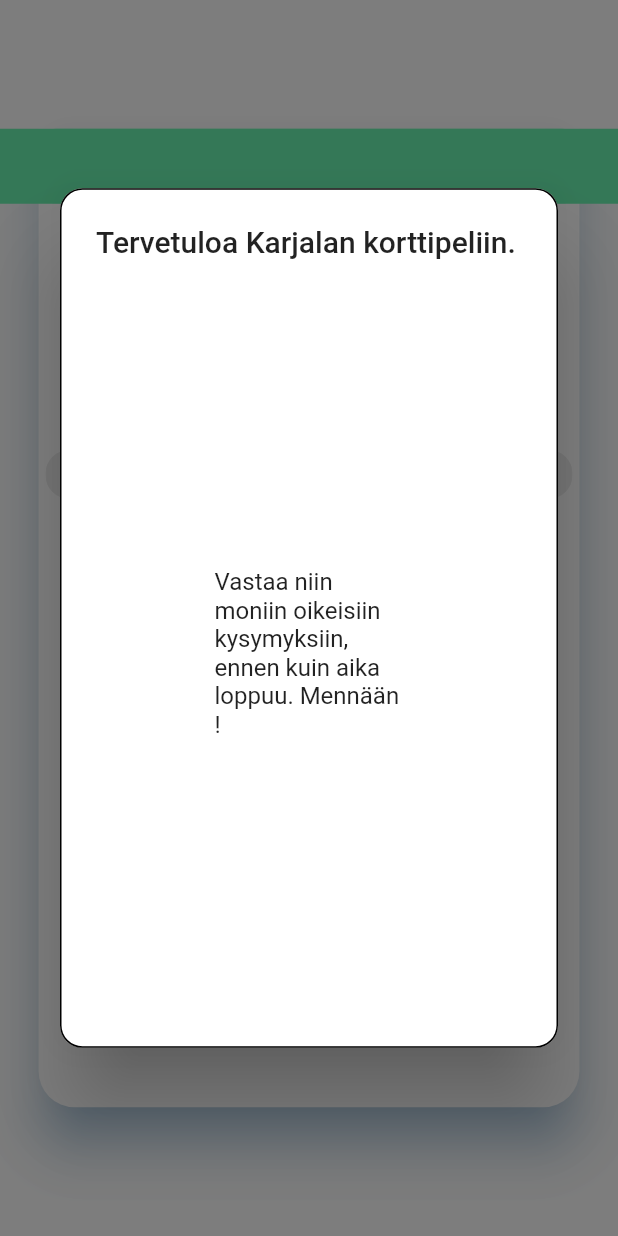
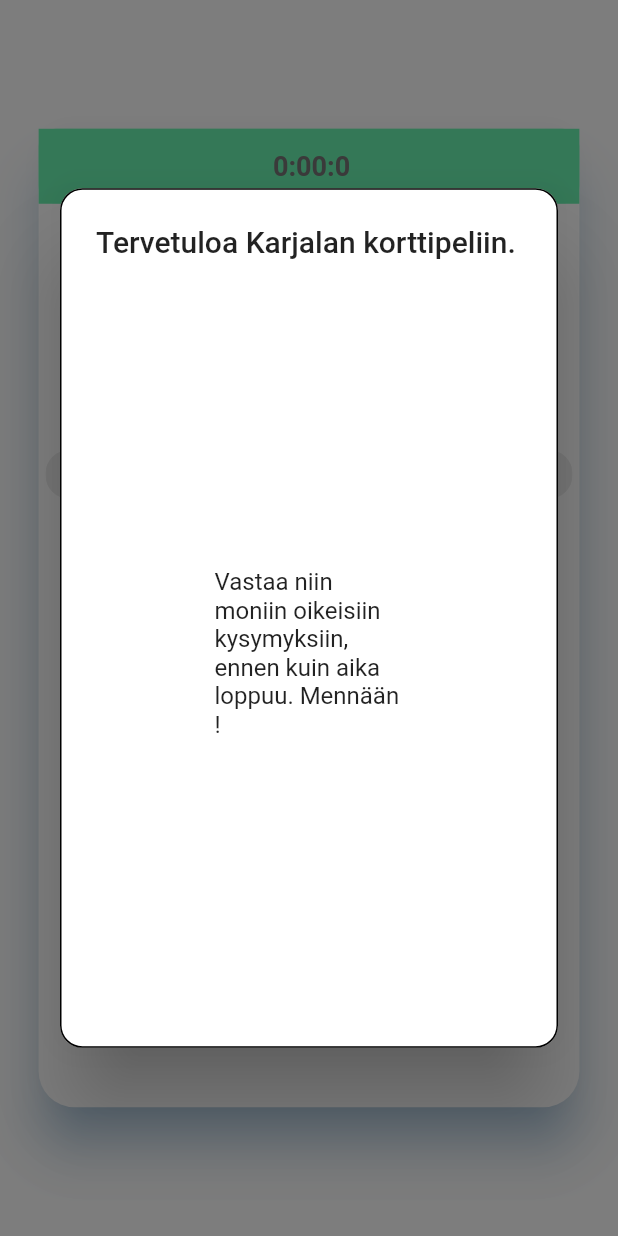
Before and after one commit to puertojose/viena_kalevala_game, a Flutter app: the CardGame screen opened directly, after a tap on "Seuraava", on a phone screen of 412 x 824 dp. Run offline on Flutter 3.47's test engine with Material 2 defaults, Android fonts, the phone set to English and light mode, and no system bars; our stand-ins replace audioplayers, csv, flutter_tts; missing offline and left inert: dart:js, universal_html.

Commit message:
feat(cardgame): animation timer added with mechanics plus 5 seconds every good answers minus 1 every wrong answer

```diff
--- a/lib/cardgame.dart
+++ b/lib/cardgame.dart
@@ -36,7 +36,14 @@ class _CardGameState extends State<CardGame> with TickerProviderStateMixin {
 
   AnimationController controller;
 
+  int get secondsLeft {
+    Duration duration = controller.duration * controller.value;
+    return duration.inSeconds % 60;
+  }
+
   String get timerString {
+    print(controller.duration);
+    print(controller.value);
     Duration duration = controller.duration * controller.value;
     return '${duration.inMinutes}:${(duration.inSeconds % 60).toString().padLeft(2, '0')}:${(duration.inMilliseconds % 1000).toString().substring(0,1)}';
   }
@@ -71,7 +78,7 @@ class _CardGameState extends State<CardGame> with TickerProviderStateMixin {
   int duration = 1000 * 30;
   int durationBackup;
 
-  var coins = 10;
+  var coins = 0;
 
   var bosses = Utils.getBosses();
   var bossIndex = 0;
@@ -185,9 +192,11 @@ class _CardGameState extends State<CardGame> with TickerProviderStateMixin {
                     builder: (BuildContext context, Widget child) {
                       return CustomPaint(
                         painter: TimerPainter(
+                          text: timerString,
                           animation: controller,
                           backgroundColor: Colors.white,
-                          color: Colors.greenAccent,
+                          color: Color.fromRGBO(Colors.greenAccent.red, Colors.greenAccent.green, Colors.greenAccent.blue, 1.0-(controller.value/2))
+//                          color: Colors.greenAccent.,
 
                         ));
                     },
@@ -221,20 +230,27 @@ class _CardGameState extends State<CardGame> with TickerProviderStateMixin {
                   //color: new Color(0xffffc107),
                   decoration: BoxDecoration(
                     borderRadius: BorderRadius.circular(16.0),
-                    color: setColorProgress(coins),
+                    color: Colors.white,
+//                    color: setColorProgress(coins),
                   ),
                   child: Align(
                     alignment: Alignment.bottomCenter,
                     child: AnimatedBuilder(
                         animation: controller,
                         builder: (BuildContext context, Widget child) {
-                          return Text(
-                            timerString +' $coins',
-                            style: TextStyle(
-                                color: Colors.black,
-                                fontSize: 20.0,
+                          return AnimatedDefaultTextStyle(
+                            style: earnedCoin
+                            ? TextStyle(
+                                color: Colors.green,
+                                fontSize: 21.0,
+                                fontWeight: FontWeight.bold)
+                            :
+                            TextStyle(
+                                color: Colors.red,
+                                fontSize: 21.0,
                                 fontWeight: FontWeight.bold),
-                          );
+                            duration: const Duration(milliseconds: 500),
+                            child: Text('$coins'));
                         }
                     ),
                   ),
@@ -299,24 +315,41 @@ class _CardGameState extends State<CardGame> with TickerProviderStateMixin {
                             _nextButtonColor= Colors.greenAccent;
                             print('correct');
                             earnedCoin = true;
-                            coins = coins +1;
+                            coins = coins +secondsLeft;
                             _loadNextQuestion();
 //                            controller.reverse(
 //                                from: controller.value == 0.0
 //                                    ? 1.0
 //                                    : controller.value);
 
+                            //controller.value((secondsLeft + 3));
+//                            controller.reverse(
+//                                from: controller.value == 0.0
+//                                    ? 1.0
+//                                    : controller.value);
+                            print("secondsLeft: " );
+                            print(secondsLeft);
+                            print("secondsLeft: " );
+                            print(secondsLeft);
+                            controller.duration = Duration(seconds:secondsLeft + 5 >= 15? 15 :secondsLeft + 5 );
+                            coins = coins + secondsLeft;
                             controller.reset();
                             controller.reverse(
                                 from: controller.value == 0.0
                                     ? 1.0
                                     : controller.value);
-                            controller.duration = Duration(seconds:10);
                             playAudio('test.mp3');
                           } else {
                             _nextButtonColor= Colors.redAccent;
                             earnedCoin = false;
+                            coins = coins -1 ;
                             print('incorrect');
+                            controller.duration = Duration(seconds: secondsLeft - 1 >=0 ? secondsLeft - 1:0);
+                            controller.reset();
+                            controller.reverse(
+                                from: controller.value == 0.0
+                                    ? 1.0
+                                    : controller.value);
                           }
 
                             //controller.stop(canceled: true);
@@ -327,12 +360,14 @@ class _CardGameState extends State<CardGame> with TickerProviderStateMixin {
                             //_nextButtonColor= Colors.greenAccent;
                             print('correct');
                             earnedCoin = true;
-                            coins = coins +1;
+                            coins = coins + secondsLeft;
                             _loadNextQuestion();
                             _openCustomDialog(context, "Your time ran out :D ", "this time you made: " +coins.toString()+" points ");
 //                            if(coins<10) startTimer(coins,coins);
 //                            else startTimer(10,10);
+                            coins = 0;
                             controller.duration = Duration(seconds:10);
+                            controller.reset();
                             controller.reverse(
                                 from: controller.value == 0.0
                                     ? 1.0
@@ -345,9 +380,10 @@ class _CardGameState extends State<CardGame> with TickerProviderStateMixin {
                             _nextButtonColor= Colors.greenAccent;
                             print('correct');
                             earnedCoin = true;
-                            coins = coins +1;
+                            coins = coins + secondsLeft;
                             _loadNextQuestion();
                             controller.duration = Duration(seconds:10);
+                            controller.reset();
                             controller.reverse(
                                 from: controller.value == 0.0
                                     ? 1.0
@@ -358,12 +394,19 @@ class _CardGameState extends State<CardGame> with TickerProviderStateMixin {
                           } else if (this._correctAnswer == false &&  _firstTime==1){
                             _nextButtonColor= Colors.redAccent;
                             earnedCoin = false;
+                            coins = coins -1 ;
                             print('incorrect');
+                            controller.duration = Duration(seconds: secondsLeft - 1 >=0 ? secondsLeft - 1:0);
+                            controller.reset();
+                            controller.reverse(
+                                from: controller.value == 0.0
+                                    ? 1.0
+                                    : controller.value);
                           } else {
                           _openCustomDialog(context, "Aikasi loppui :D", "this time you made: " +coins.toString()+" points ");
 //                            if(coins<10) startTimer(coins,coins);
 //                            else startTimer(10,10);
-                          coins = 10;
+                          coins = 0;
                             _firstTime=1;
                           }
 
--- a/lib/timer_animation.dart
+++ b/lib/timer_animation.dart
@@ -2,7 +2,10 @@ import 'package:flutter/material.dart';
 import 'dart:math' as math;
 
 class TimerPainter extends CustomPainter {
+  var text;
+
   TimerPainter({
+    this.text,
     this.animation,
     this.backgroundColor,
     this.color,
@@ -21,12 +24,20 @@ class TimerPainter extends CustomPainter {
     canvas.drawRRect(RRect.fromLTRBAndCorners(0.0, 0.0, size.width, size.height), paint);
     //canvas.drawCircle(size.center(Offset.zero), size.width / 2.0, paint);
     paint.color = color;
-    double progress = size.width/(animation.value+0.9);
+    double progress = size.width/(animation.value+1);
 //    double progress = (1.0 - animation.value) * 2 * math.pi;
 //    Rect.fromLTRB(left, top, right, bottom)
     canvas.drawRRect(RRect.fromLTRBAndCorners(progress, 0.0, size.width - progress, size.height), paint);
     //canvas.drawRect(Rect.fromCenter(center: Offset.zero, width: -progress, height: size.height), paint);
     //canvas.drawArc(Offset.zero & size, math.pi * 1.5, -progress, false, paint);
+
+    TextSpan span = new TextSpan(style: new TextStyle(color: Colors.grey[600],fontSize:size.width/20,fontWeight: FontWeight.bold), text: text, );
+    TextPainter tp = new TextPainter(text: span, textAlign: TextAlign.left,textDirection: TextDirection.ltr);
+    tp.layout(
+      minWidth: 0,
+      maxWidth: size.width,
+    );
+    tp.paint(canvas, Offset(size.width/2-(size.width/15),size.height/2-(size.width/35)));
   }
 
   @override
```
